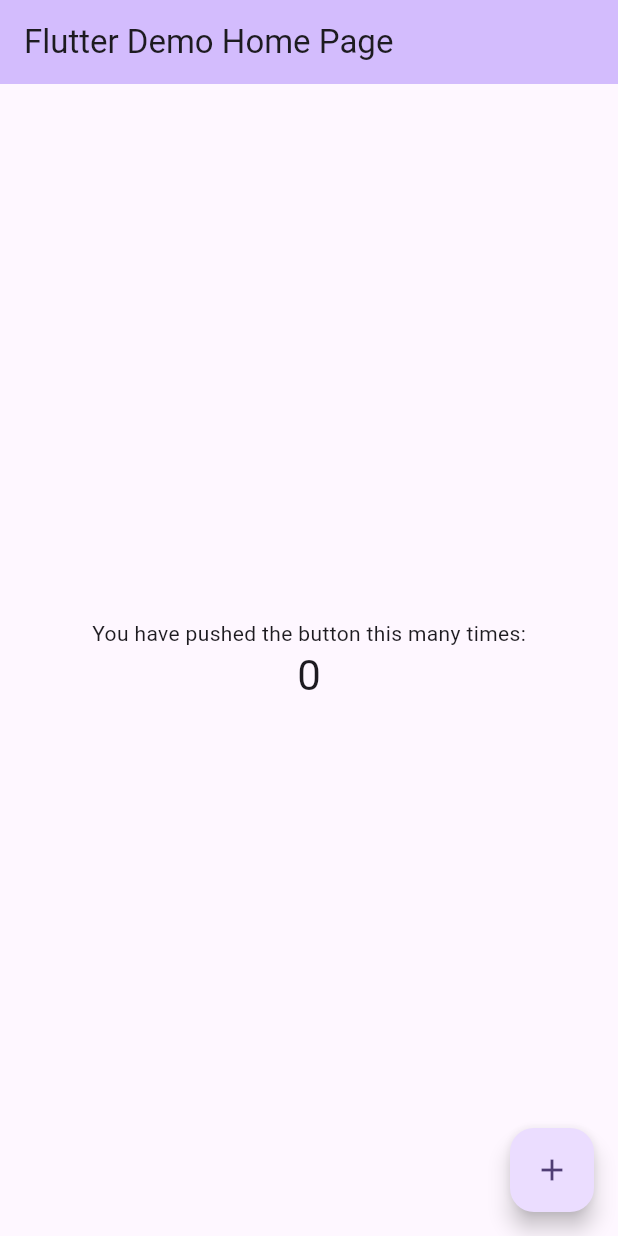
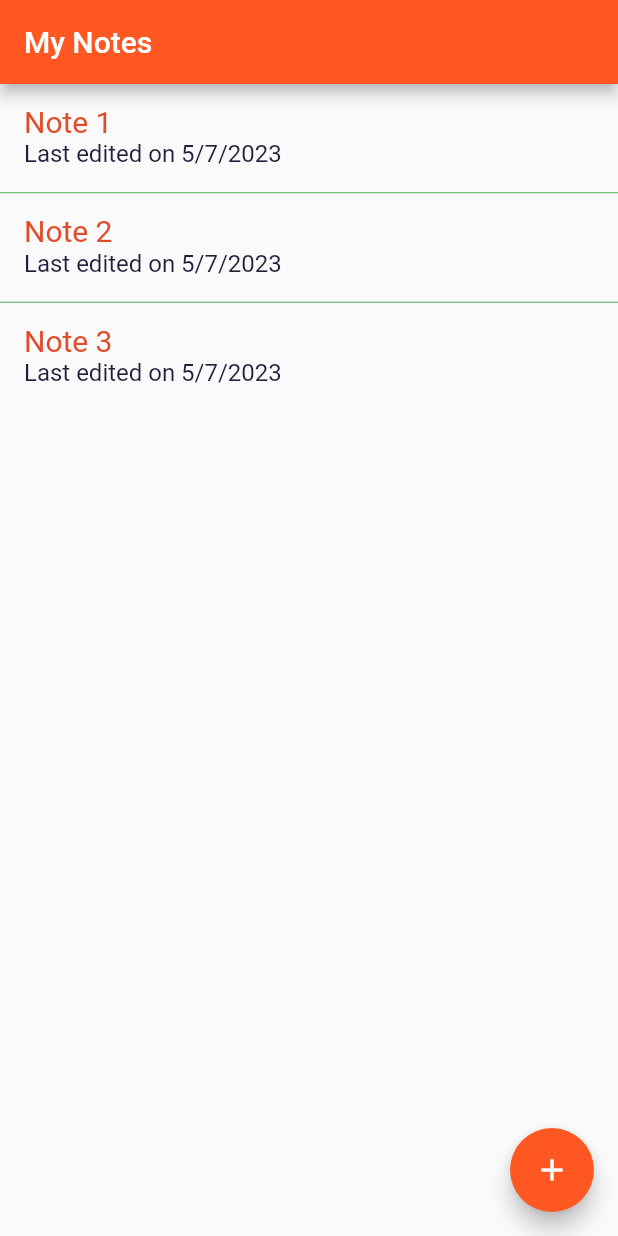
Before and after one commit to Navid-Rahman/Notes-App-Flutter-API, a Flutter app: the screen it shows after launch, on a phone screen of 412 x 824 dp. Run offline on Flutter 3.47's test engine with Material 2 defaults, Android fonts, the phone set to English and light mode, and no system bars.

Commit message:
Home UI done.

```diff
--- a/lib/main.dart
+++ b/lib/main.dart
@@ -1,4 +1,5 @@
 import 'package:flutter/material.dart';
+import 'package:notes_app_flutter_api/screens/note_list.dart';
 
 void main() {
   runApp(const MyApp());
@@ -7,119 +8,15 @@ void main() {
 class MyApp extends StatelessWidget {
   const MyApp({super.key});
 
-  // This widget is the root of your application.
   @override
   Widget build(BuildContext context) {
     return MaterialApp(
-      title: 'Flutter Demo',
+      debugShowCheckedModeBanner: false,
+      title: 'My Notes',
       theme: ThemeData(
-        // This is the theme of your application.
-        //
-        // TRY THIS: Try running your application with "flutter run". You'll see
-        // the application has a blue toolbar. Then, without quitting the app,
-        // try changing the seedColor in the colorScheme below to Colors.green
-        // and then invoke "hot reload" (save your changes or press the "hot
-        // reload" button in a Flutter-supported IDE, or press "r" if you used
-        // the command line to start the app).
-        //
-        // Notice that the counter didn't reset back to zero; the application
-        // state is not lost during the reload. To reset the state, use hot
-        // restart instead.
-        //
-        // This works for code too, not just values: Most code changes can be
-        // tested with just a hot reload.
-        colorScheme: ColorScheme.fromSeed(seedColor: Colors.deepPurple),
-        useMaterial3: true,
+        primarySwatch: Colors.deepOrange,
       ),
-      home: const MyHomePage(title: 'Flutter Demo Home Page'),
+      home: NoteList(),
     );
   }
 }
-
-class MyHomePage extends StatefulWidget {
-  const MyHomePage({super.key, required this.title});
-
-  // This widget is the home page of your application. It is stateful, meaning
-  // that it has a State object (defined below) that contains fields that affect
-  // how it looks.
-
-  // This class is the configuration for the state. It holds the values (in this
-  // case the title) provided by the parent (in this case the App widget) and
-  // used by the build method of the State. Fields in a Widget subclass are
-  // always marked "final".
-
-  final String title;
-
-  @override
-  State<MyHomePage> createState() => _MyHomePageState();
-}
-
-class _MyHomePageState extends State<MyHomePage> {
-  int _counter = 0;
-
-  void _incrementCounter() {
-    setState(() {
-      // This call to setState tells the Flutter framework that something has
-      // changed in this State, which causes it to rerun the build method below
-      // so that the display can reflect the updated values. If we changed
-      // _counter without calling setState(), then the build method would not be
-      // called again, and so nothing would appear to happen.
-      _counter++;
-    });
-  }
-
-  @override
-  Widget build(BuildContext context) {
-    // This method is rerun every time setState is called, for instance as done
-    // by the _incrementCounter method above.
-    //
-    // The Flutter framework has been optimized to make rerunning build methods
-    // fast, so that you can just rebuild anything that needs updating rather
-    // than having to individually change instances of widgets.
-    return Scaffold(
-      appBar: AppBar(
-        // TRY THIS: Try changing the color here to a specific color (to
-        // Colors.amber, perhaps?) and trigger a hot reload to see the AppBar
-        // change color while the other colors stay the same.
-        backgroundColor: Theme.of(context).colorScheme.inversePrimary,
-        // Here we take the value from the MyHomePage object that was created by
-        // the App.build method, and use it to set our appbar title.
-        title: Text(widget.title),
-      ),
-      body: Center(
-        // Center is a layout widget. It takes a single child and positions it
-        // in the middle of the parent.
-        child: Column(
-          // Column is also a layout widget. It takes a list of children and
-          // arranges them vertically. By default, it sizes itself to fit its
-          // children horizontally, and tries to be as tall as its parent.
-          //
-          // Column has various properties to control how it sizes itself and
-          // how it positions its children. Here we use mainAxisAlignment to
-          // center the children vertically; the main axis here is the vertical
-          // axis because Columns are vertical (the cross axis would be
-          // horizontal).
-          //
-          // TRY THIS: Invoke "debug painting" (choose the "Toggle Debug Paint"
-          // action in the IDE, or press "p" in the console), to see the
-          // wireframe for each widget.
-          mainAxisAlignment: MainAxisAlignment.center,
-          children: <Widget>[
-            const Text(
-              'You have pushed the button this many times:',
-            ),
-            Text(
-              '$_counter',
-              style: Theme.of(context).textTheme.headlineMedium,
-            ),
-          ],
-        ),
-      ),
-      floatingActionButton: FloatingActionButton(
-        onPressed: _incrementCounter,
-        tooltip: 'Increment',
-        child: const Icon(Icons.add),
-      ), // This trailing comma makes auto-formatting nicer for build methods.
-    );
-  }
-}
--- /dev/null
+++ b/lib/models/notes_for_listing.dart
@@ -0,0 +1,14 @@
+// ignore_for_file: public_member_api_docs, sort_constructors_first
+class NotesForListing {
+  DateTime createDateTime;
+  DateTime lastEditDateTime;
+  String noteID;
+  String noteTitle;
+
+  NotesForListing({
+    required this.noteID,
+    required this.noteTitle,
+    required this.createDateTime,
+    required this.lastEditDateTime,
+  });
+}
--- /dev/null
+++ b/lib/screens/note_list.dart
@@ -0,0 +1,74 @@
+import 'package:flutter/material.dart';
+import 'package:notes_app_flutter_api/screens/notes_modify.dart';
+import 'package:notes_app_flutter_api/utils/constants.dart';
+import 'package:notes_app_flutter_api/models/notes_for_listing.dart';
+
+class NoteList extends StatelessWidget {
+  NoteList({super.key});
+
+  final notes = [
+    NotesForListing(
+      noteID: '1',
+      noteTitle: 'Note 1',
+      createDateTime: DateTime.now(),
+      lastEditDateTime: DateTime.now(),
+    ),
+    NotesForListing(
+      noteID: '2',
+      noteTitle: 'Note 2',
+      createDateTime: DateTime.now(),
+      lastEditDateTime: DateTime.now(),
+    ),
+    NotesForListing(
+      noteID: '3',
+      noteTitle: 'Note 3',
+      createDateTime: DateTime.now(),
+      lastEditDateTime: DateTime.now(),
+    ),
+  ];
+
+  String formatDateTime(DateTime dateTime) {
+    return '${dateTime.day}/${dateTime.month}/${dateTime.year}';
+  }
+
+  @override
+  Widget build(BuildContext context) {
+    return Scaffold(
+      appBar: AppBar(
+        title: const Text('My Notes'),
+      ),
+      floatingActionButton: FloatingActionButton(
+        onPressed: () {
+          Navigator.push(
+            context,
+            MaterialPageRoute(
+              builder: (context) => const NotesModify(),
+            ),
+          );
+        },
+        child: const Icon(
+          Icons.add,
+        ),
+      ),
+      body: ListView.separated(
+        separatorBuilder: (_, __) => const Divider(
+          height: 1,
+          color: Colors.green,
+        ),
+        itemCount: notes.length,
+        itemBuilder: (_, index) {
+          return ListTile(
+            title: Text(
+              notes[index].noteTitle,
+              style: kNotesTitleStyle,
+            ),
+            subtitle: Text(
+              'Last edited on ${formatDateTime(notes[index].lastEditDateTime)}',
+              style: kNotesSubtitleStyle,
+            ),
+          );
+        },
+      ),
+    );
+  }
+}
--- /dev/null
+++ b/lib/screens/notes_modify.dart
@@ -0,0 +1,15 @@
+import 'package:flutter/material.dart';
+
+class NotesModify extends StatelessWidget {
+  const NotesModify({super.key});
+
+  @override
+  Widget build(BuildContext context) {
+    return Scaffold(
+      appBar: AppBar(
+        title: const Text('Create Notes'),
+      ),
+      body: Container(),
+    );
+  }
+}
--- /dev/null
+++ b/lib/utils/constants.dart
@@ -0,0 +1,13 @@
+import 'package:flutter/material.dart';
+
+const kNotesTitleStyle = TextStyle(
+  color: Color(0xFFE14D2A),
+  fontSize: 20,
+  // fontWeight: FontWeight.bold,
+);
+
+const kNotesSubtitleStyle = TextStyle(
+  color: Color(0xFF251D3A),
+  fontSize: 16,
+  // fontWeight: FontWeight.w600,
+);
```
Also changed, not shown: 32 other files.
